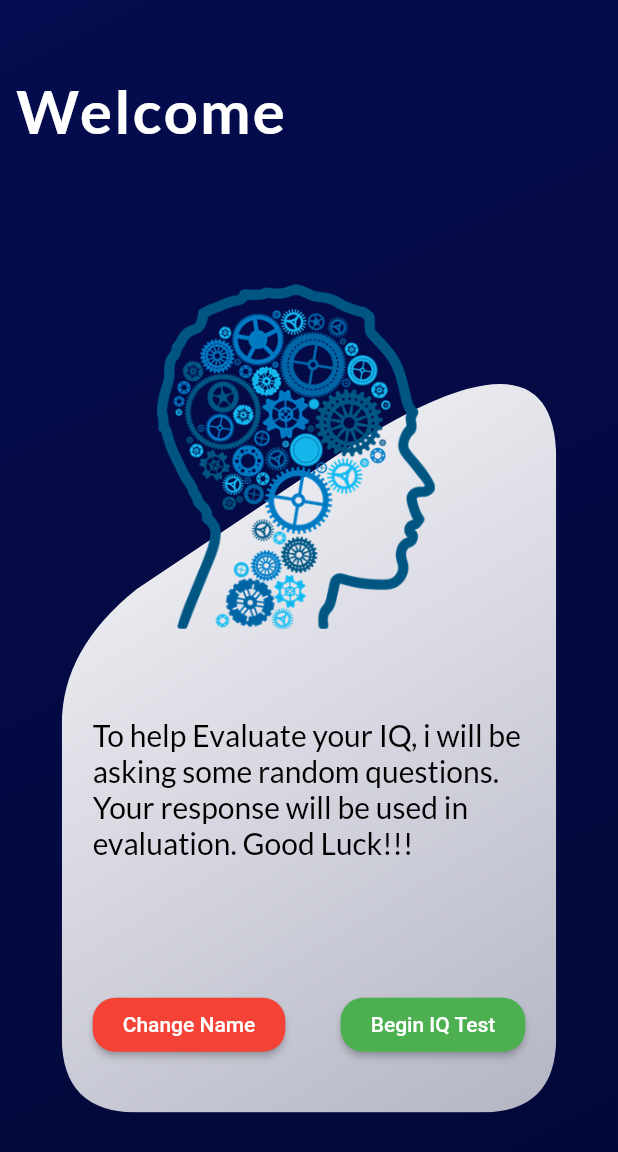
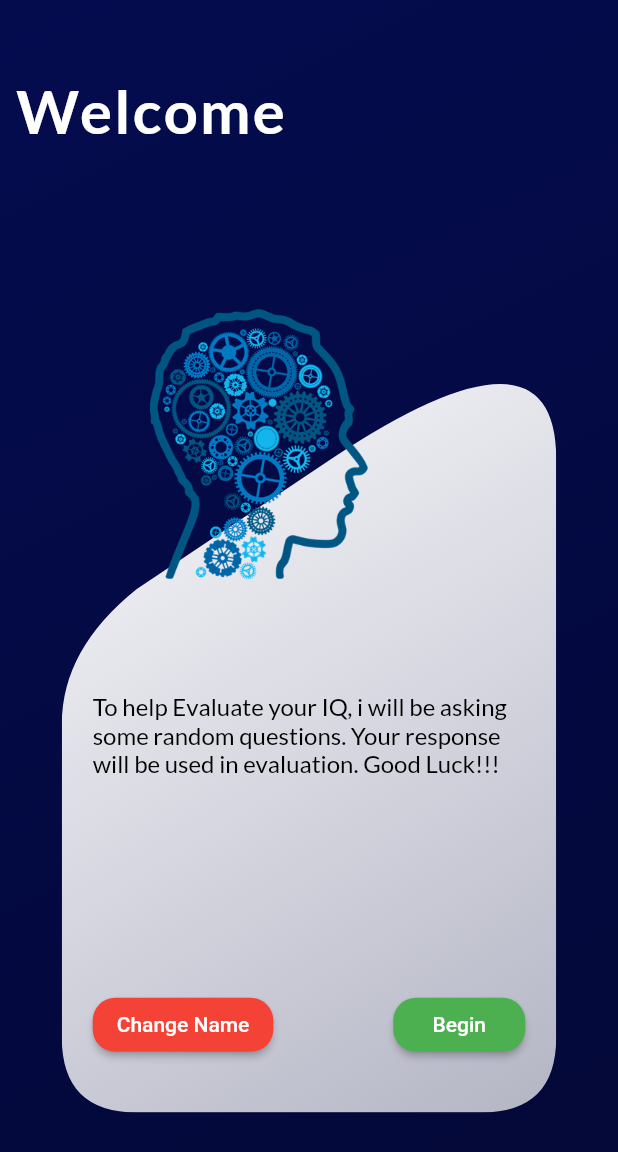
Before and after one commit to hngi/avengers-stage-2-mobile, a Flutter app: the HomeScreen screen opened directly, on a phone screen of 412 x 824 dp. Shown: the top 1152 px of the screen. Run offline on Flutter 3.47's test engine with Material 2 defaults, Android fonts, the phone set to English and light mode, and no system bars; our stand-ins replace shared_preferences; missing offline and left inert: flutter_circular_chart; accounts and stored records are empty; Roboto replaces fonts that are missing (Loto).

Commit message:
updated Sizing

```diff
--- a/brainy/lib/page/home.dart
+++ b/brainy/lib/page/home.dart
@@ -82,21 +82,21 @@ void initState() {
                 ),
               )),
           Positioned(
-            top: mediaQuery.size.height * .23,
+            top: mediaQuery.size.height * .25,
             left: mediaQuery.size.width * .2,
             child: Transform(
               alignment: Alignment.center,
                transform: Matrix4.rotationY(math.pi),
                           child: Image(
-                width: 230,
-                height: 230,
+                width: 180,
+                height: 180,
                 image: ExactAssetImage("assets/brain.png"),
               ),
             ),
           ),
           Positioned(
             width: mediaQuery.size.width * .7,
-            top: mediaQuery.size.height * .58,
+            top: mediaQuery.size.height * .56,
             left: mediaQuery.size.width * .15,
             child: Column(
               mainAxisAlignment: MainAxisAlignment.spaceBetween,
@@ -105,7 +105,7 @@ void initState() {
                   child: Text(
                     "To help Evaluate your IQ, i will be asking some random questions. Your response will be used in evaluation. Good Luck!!!",
                     style: TextStyle(
-                        color: Colors.black, fontSize: 20, fontFamily: 'Lato'),
+                        color: Colors.black, fontSize: 16, fontFamily: 'Lato'),
                   ),
                 ),
                 SizedBox(height: mediaQuery.size.height * .2),
@@ -122,7 +122,7 @@ void initState() {
                 RaisedButton(
                   color: Theme.of(context).colorScheme.error,
                   textColor: Theme.of(context).colorScheme.secondary,
-                  padding: EdgeInsets.symmetric(horizontal: 20),
+
                   shape: RoundedRectangleBorder(
                     borderRadius: BorderRadius.circular(15),
                   ),
@@ -133,12 +133,12 @@ void initState() {
 
                   color: Colors.green,
                   textColor: Theme.of(context).colorScheme.secondary,
-                  padding: EdgeInsets.symmetric(horizontal: 20),
+
                   shape: RoundedRectangleBorder(
                     borderRadius: BorderRadius.circular(15),
                   ),
                   onPressed: ()=>route(routeTo: "IQTest", context: context),
-                  child: Text("Begin IQ Test"),
+                  child: Text("Begin"),
                 ),
               ],
             ),
```
